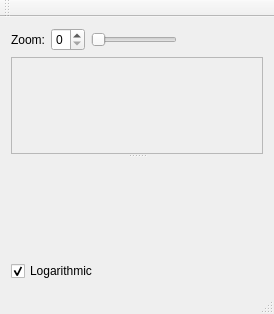
Above: mainwindow.ui from elektrokokke/elektrocillin before the change. Below: the same form after it.
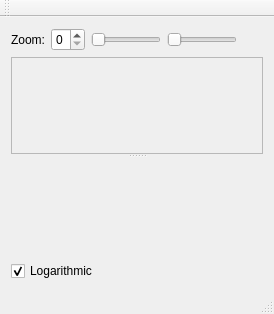
That is the form after the change. Custom widgets are drawn as their Qt base class.

Commit message:
Convert MIDI controller input to audio buffer output
In class MidiController2AudioClient. Strange behaviour in Jack MIDI
under Windows detected: frame time of MIDI events is always 0... have to
test this under Linux.

```diff
--- a/mainwindow.ui
+++ b/mainwindow.ui
@@ -47,6 +47,13 @@
         </property>
        </widget>
       </item>
+      <item>
+       <widget class="MidiControllerSlider" name="horizontalSlider_2">
+        <property name="orientation">
+         <enum>Qt::Horizontal</enum>
+        </property>
+       </widget>
+      </item>
       <item>
        <spacer name="horizontalSpacer">
         <property name="orientation">
@@ -135,6 +142,11 @@
    <header>zplanewidget.h</header>
    <container>1</container>
   </customwidget>
+  <customwidget>
+   <class>MidiControllerSlider</class>
+   <extends>QSlider</extends>
+   <header>midicontrollerslider.h</header>
+  </customwidget>
  </customwidgets>
  <resources/>
  <connections/>
```
The commit also changes 10 other files.
